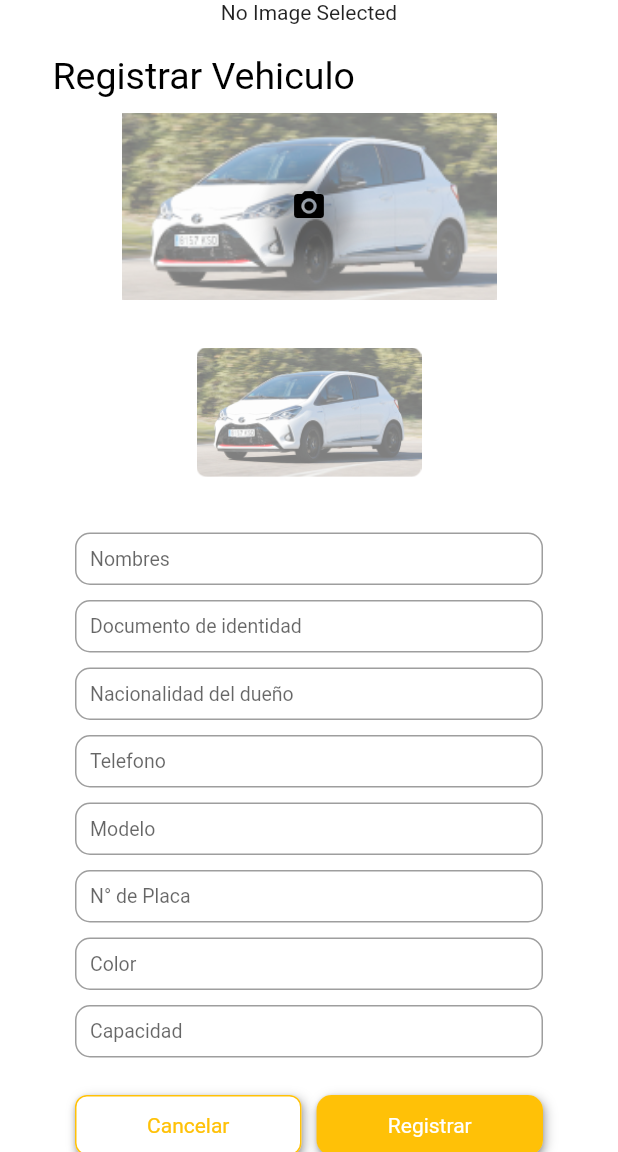
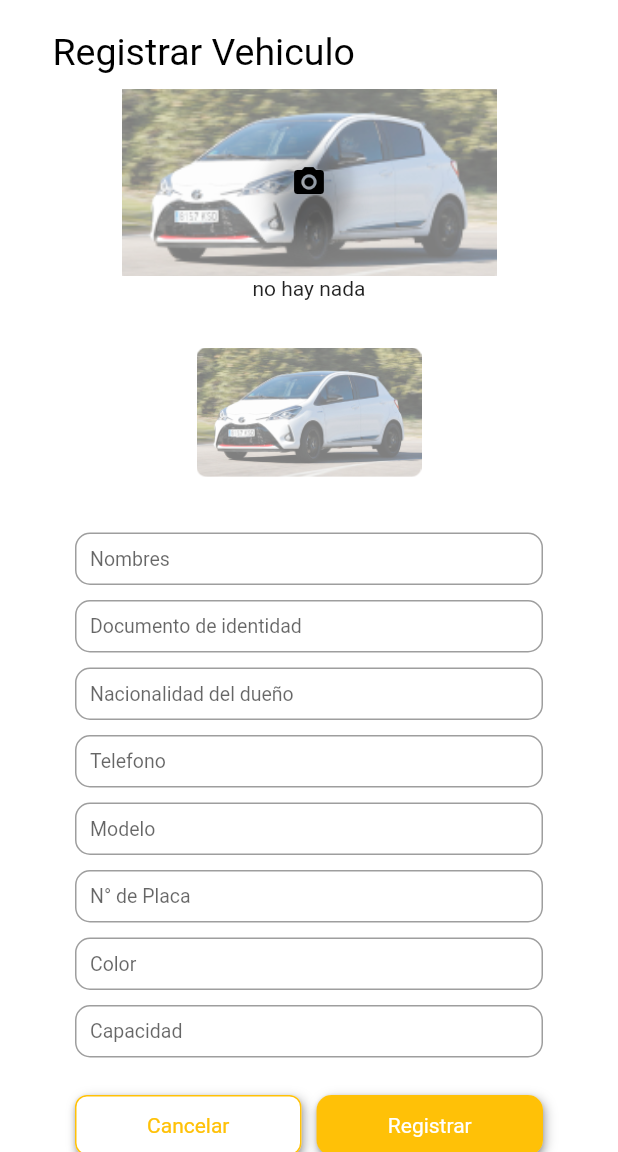
Before and after one commit to taxiSegurito/taxi-segurito-flutter-version, a Flutter app: the screen it shows after launch, on a phone screen of 412 x 824 dp, the part 84-1236 px from its top. Run offline on Flutter 3.47's test engine with Material 2 defaults, Android fonts, the phone set to English and light mode, and no system bars; our stand-ins replace fluttertoast, image_picker; missing offline and left inert: flutter_qr_bar_scanner; Roboto replaces fonts that are missing (Raleway).

Commit message:
implementacion de imagenes

```diff
--- /dev/null
+++ b/lib/components/files/ImagesFile.dart
@@ -0,0 +1,41 @@
+import 'package:flutter/material.dart';
+import 'package:taxi_segurito_app/providers/ImageAccessProvider.dart';
+
+class ImagesFile extends StatefulWidget {
+  _ImagesFileState _imagesFileState = new _ImagesFileState();
+  ImagesFile({Key? key}) : super(key: key);
+
+  @override
+  _ImagesFileState createState() {
+    return _imagesFileState;
+  }
+
+  /*openGalery() {
+    _imagesFileState.openGalery();
+  }*/
+}
+
+class _ImagesFileState extends State<ImagesFile> {
+  Image imageCar = new Image.asset(
+    "lib/components/assets/images/auto.png",
+    height: 150,
+    width: 150,
+  );
+
+  ImageAccessProvider imageAccessProvider = new ImageAccessProvider();
+/*
+  openGalery() {
+    imageAccessProvider.openGalery().then((_) {
+      setState(() {
+        imageCar = Image.file(imageAccessProvider.getImage());
+      });
+    });*
+  }*/
+
+  @override
+  Widget build(BuildContext context) {
+    return Container(
+      child: imageCar,
+    );
+  }
+}
--- a/lib/pages/registerOwnerAndVehicle/RegisterOwnerAndVehicle.dart
+++ b/lib/pages/registerOwnerAndVehicle/RegisterOwnerAndVehicle.dart
@@ -6,6 +6,7 @@ import 'package:image_picker/image_picker.dart';
 import 'package:taxi_segurito_app/components/buttons/CustomButton.dart';
 import 'package:taxi_segurito_app/components/buttons/CustomButtonWithLinearBorder.dart';
 import 'package:taxi_segurito_app/components/dialogs/CustomShowDialog.dart';
+import 'package:taxi_segurito_app/components/files/ImagesFile.dart';
 import 'package:taxi_segurito_app/components/inputs/CustomTextField.dart';
 import 'package:taxi_segurito_app/components/sidemenu/side_menu.dart';
 import 'package:taxi_segurito_app/pages/registerOwnerAndVehicle/RegisterOwnerAndVehicleFunctionality.dart';
@@ -25,6 +26,7 @@ class _RegisterOwnerAndVehicleState extends State<RegisterOwnerAndVehicle> {
     final _formKey = GlobalKey<FormState>();
     Color colorMain = Color.fromRGBO(255, 193, 7, 1);
     RegisterOwnerAndVehicleFunctionality registerOwnerAndVehicleFunctionality;
+    ImagesFile imageCar = new ImagesFile();
 
     closeNavigator(BuildContext context) {
       Navigator.of(context).pop();
@@ -42,9 +44,10 @@ class _RegisterOwnerAndVehicleState extends State<RegisterOwnerAndVehicle> {
       height: 150,
       width: 150,
     );
-    File? imageFile;
+    File? imagen;
+    final picker = ImagePicker();
 
-    void _openGallery() async {
+    /* void _openGallery() async {
       var picture = await ImagePicker().pickImage(source: ImageSource.gallery);
       setState(() {
         imageFile = File(picture!.path);
@@ -52,15 +55,44 @@ class _RegisterOwnerAndVehicleState extends State<RegisterOwnerAndVehicle> {
         //imageAuto = Image.file(imageFile!);
       });
       //Navigator.of(context).pop();
+    }*/
+
+    Future selImagen(int i) async {
+      var pickedFile;
+      if (i == 1) {
+        pickedFile = await picker.pickImage(source: ImageSource.camera);
+      } else {
+        pickedFile = await picker.pickImage(source: ImageSource.gallery);
+      }
+
+      setState(() {
+        if (pickedFile != null) {
+          imagen = File(pickedFile.path);
+          Fluttertoast.showToast(
+              msg: "si hay foto",
+              toastLength: Toast.LENGTH_SHORT,
+              gravity: ToastGravity.BOTTOM,
+              backgroundColor: Colors.red,
+              textColor: Colors.yellow);
+          colorMain = Colors.red;
+        } else {
+          Fluttertoast.showToast(
+              msg: "no hay foto",
+              toastLength: Toast.LENGTH_SHORT,
+              gravity: ToastGravity.BOTTOM,
+              backgroundColor: Colors.red,
+              textColor: Colors.yellow);
+        }
+      });
     }
 
-    Widget _setImageView() {
+    /* Widget _setImageView() {
       if (imageFile != null) {
         return Image.file(imageFile!, width: 400, height: 400);
       } else {
         return Text("No Image Selected");
       }
-    }
+    }*/
 
     ImageAccessProvider imageAccessProvider =
         new ImageAccessProvider(context: context);
@@ -97,7 +129,7 @@ class _RegisterOwnerAndVehicleState extends State<RegisterOwnerAndVehicle> {
         buttonColorText: Colors.white,
         titleShowDialog: "Registro Exitoso!");
 
-    updateImage() {
+    /* updateImage() {
       setState(() {
         imageAuto = Image.file(
           imageAccessProvider.getImage(),
@@ -111,15 +143,11 @@ class _RegisterOwnerAndVehicleState extends State<RegisterOwnerAndVehicle> {
             backgroundColor: Colors.red,
             textColor: Colors.yellow);
       });
-    }
+    }*/
 
     CustomButtonWithLinearBorder btnCancel = new CustomButtonWithLinearBorder(
       onTap: () {
-        //_openGallery();
-
-        imageAccessProvider.openGalery().then((_) {
-          updateImage();
-        });
+        // imageCar.openGalery();
       },
       buttonText: "Cancelar",
       buttonColor: Colors.white,
@@ -178,7 +206,7 @@ class _RegisterOwnerAndVehicleState extends State<RegisterOwnerAndVehicle> {
                   mainAxisAlignment: MainAxisAlignment.center,
                   mainAxisSize: MainAxisSize.min,
                   children: [
-                    _setImageView(),
+                    //_setImageView(),
                     Container(
                         alignment: Alignment.centerLeft,
                         margin: new EdgeInsets.only(
@@ -196,14 +224,21 @@ class _RegisterOwnerAndVehicleState extends State<RegisterOwnerAndVehicle> {
                         child: Center(
                           child: FloatingActionButton(
                             backgroundColor: Colors.transparent,
-                            onPressed: () {},
+                            onPressed: () {
+                              // imageCar.openGalery();
+                            },
                             child: Icon(
                               Icons.camera_alt,
                               color: Colors.black,
                             ),
                           ),
                         )),
-                    imageAuto,
+                    imagen == null
+                        ? Center(
+                            child: Text("no hay nada"),
+                          )
+                        : Image.file(imagen!),
+                    imageCar,
                     txtNameOwner,
                     txtDni,
                     txtNacinonalityOwner,
--- a/lib/providers/ImageAccessProvider.dart
+++ b/lib/providers/ImageAccessProvider.dart
@@ -4,14 +4,10 @@ import 'package:image_picker/image_picker.dart';
 
 class ImageAccessProvider {
   File imagen = File("lib/components/assets/images/auto.png");
-
   final picker = ImagePicker();
-
-  BuildContext context;
 
   ImageAccessProvider({
     Key? key,
-    required this.context,
   });
 
   File getImage() {
--- a/pubspec.yaml
+++ b/pubspec.yaml
@@ -23,7 +23,7 @@ environment:
 dependencies:
   flutter:
     sdk: flutter
-  image_picker: ^0.8.4+1
+  image_picker: ^0.8.0
 
 
   # The following adds the Cupertino Icons font to your application.
```
Also changed, not shown: 1 other file.
